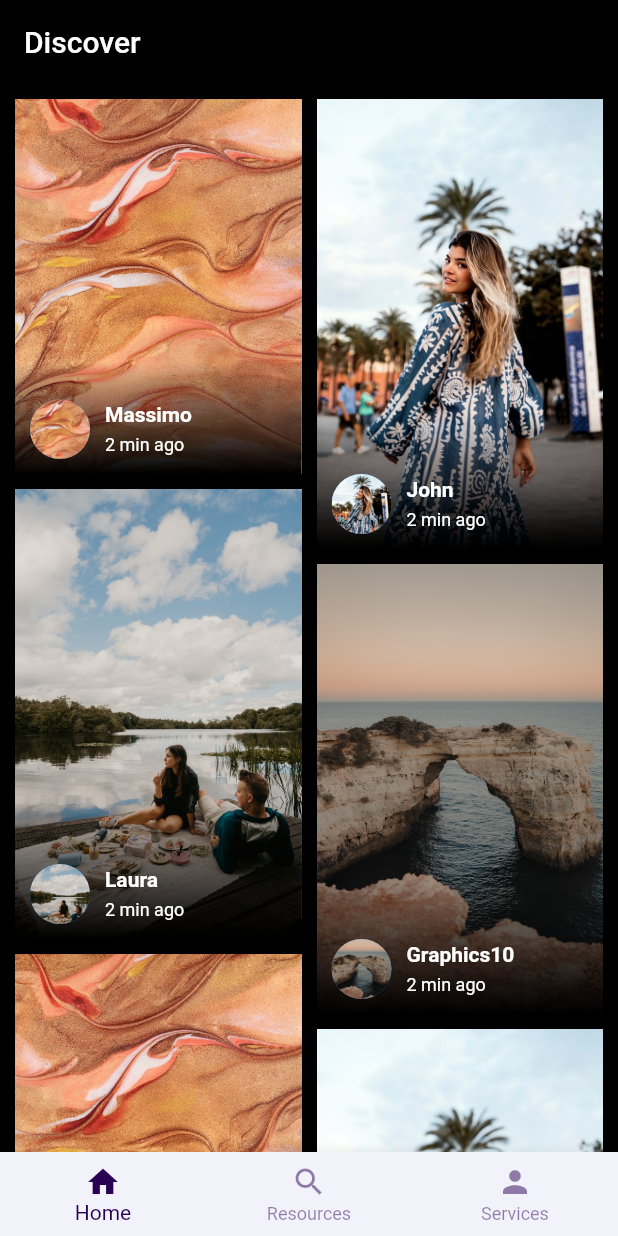
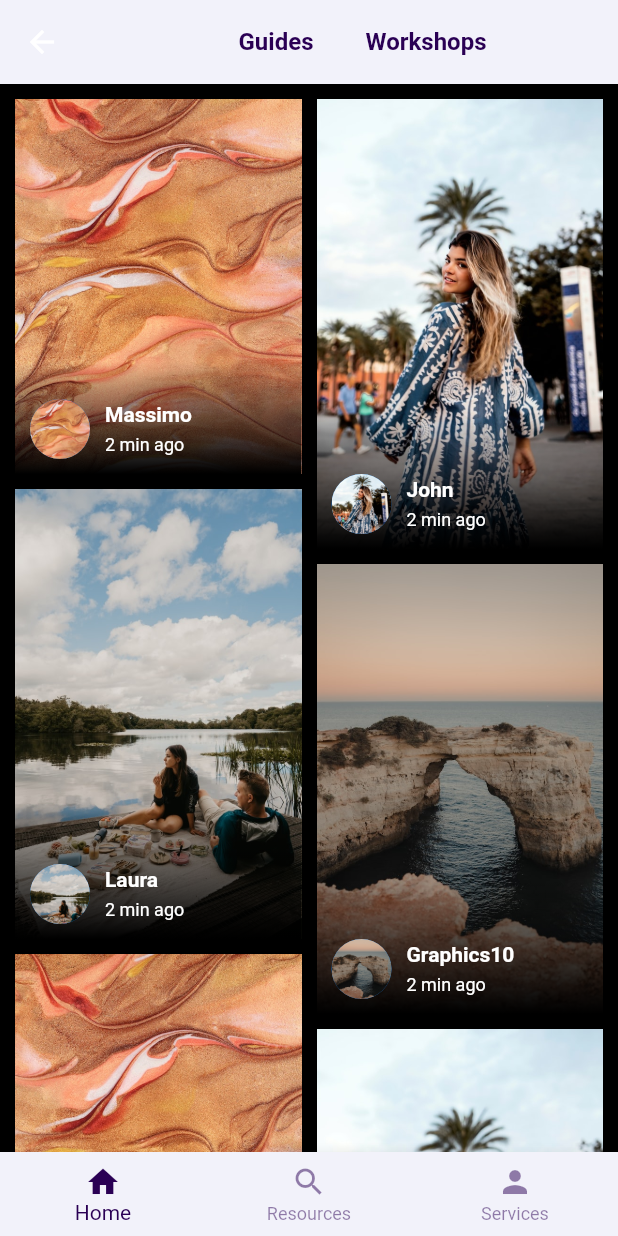
Before and after one commit to anyuzie/anyu_vicky_attempts, a Flutter app: the ResourcesScreen screen opened by its route, on a phone screen of 412 x 824 dp. Run offline on Flutter 3.47's test engine with Material 2 defaults, Android fonts, the phone set to English and light mode, and no system bars; our stand-ins replace video_player, visibility_detector.

Commit message:
changed top bar

```diff
--- a/lib/screens/resources_screen.dart
+++ b/lib/screens/resources_screen.dart
@@ -1,6 +1,6 @@
 import 'package:flutter/material.dart';
+import 'package:flutter_social_media_ui/theme.dart';
 import 'package:flutter_staggered_grid_view/flutter_staggered_grid_view.dart';
-
 import '../models/models.dart';
 import '../widgets/widgets.dart';
 
@@ -15,18 +15,7 @@ class ResourcesScreen extends StatelessWidget {
 
     return Scaffold(
       backgroundColor: Colors.black,
-      appBar: AppBar(
-        backgroundColor: Colors.transparent,
-        elevation: 0,
-        automaticallyImplyLeading: false,
-        title: Text(
-          'Discover',
-          style: Theme.of(context)
-              .textTheme
-              .titleLarge!
-              .copyWith(color: Colors.white),
-        ),
-      ),
+      appBar: const _CustomAppBar(),
       bottomNavigationBar: const CustomBottomAppBar(),
       body: MasonryGridView.count(
         shrinkWrap: true,
@@ -42,6 +31,50 @@ class ResourcesScreen extends StatelessWidget {
       ),
     );
   }
+}
+
+class _CustomAppBar extends StatelessWidget implements PreferredSizeWidget {
+  const _CustomAppBar({
+    Key? key,
+  }) : super(key: key);
+
+  @override
+  Widget build(BuildContext context) {
+    return AppBar(
+      backgroundColor: AppPalette.backgroundColor,
+      elevation: 0,
+      centerTitle: true,
+      title: Row(
+        mainAxisAlignment: MainAxisAlignment.center,
+        children: [
+          _buildButton(context, 'Guides'),
+          _buildButton(context, 'Workshops'),
+        ],
+      ),
+    );
+  }
+
+  TextButton _buildButton(
+    BuildContext context,
+    String text,
+  ) {
+    return TextButton(
+      onPressed: () {},
+      style: TextButton.styleFrom(
+        fixedSize: const Size(100, 50),
+      ),
+      child: Text(
+        text,
+        style: Theme.of(context).textTheme.titleMedium!.copyWith(
+              fontWeight: FontWeight.bold,
+              color: AppPalette.darkPurple,
+            ),
+      ),
+    );
+  }
+
+  @override
+  Size get preferredSize => const Size.fromHeight(56.0);
 }
 
 class _UserCard extends StatelessWidget {
```
Also changed, not shown: lib/screens/home_screen.dart (+1 -45 lines).
